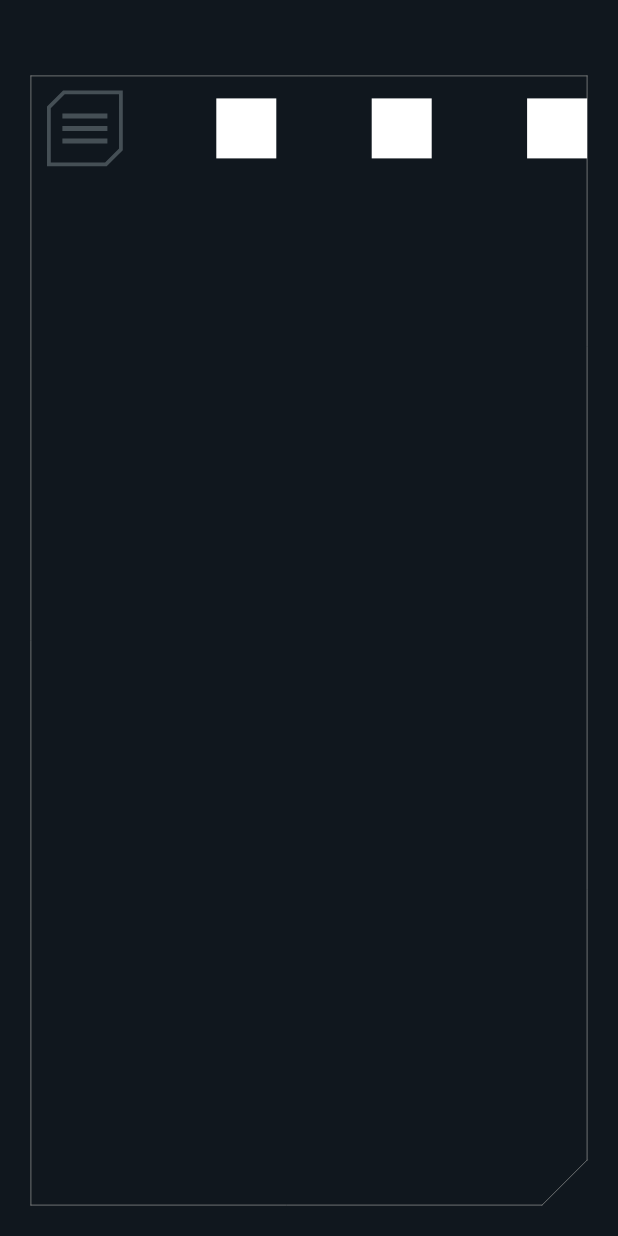
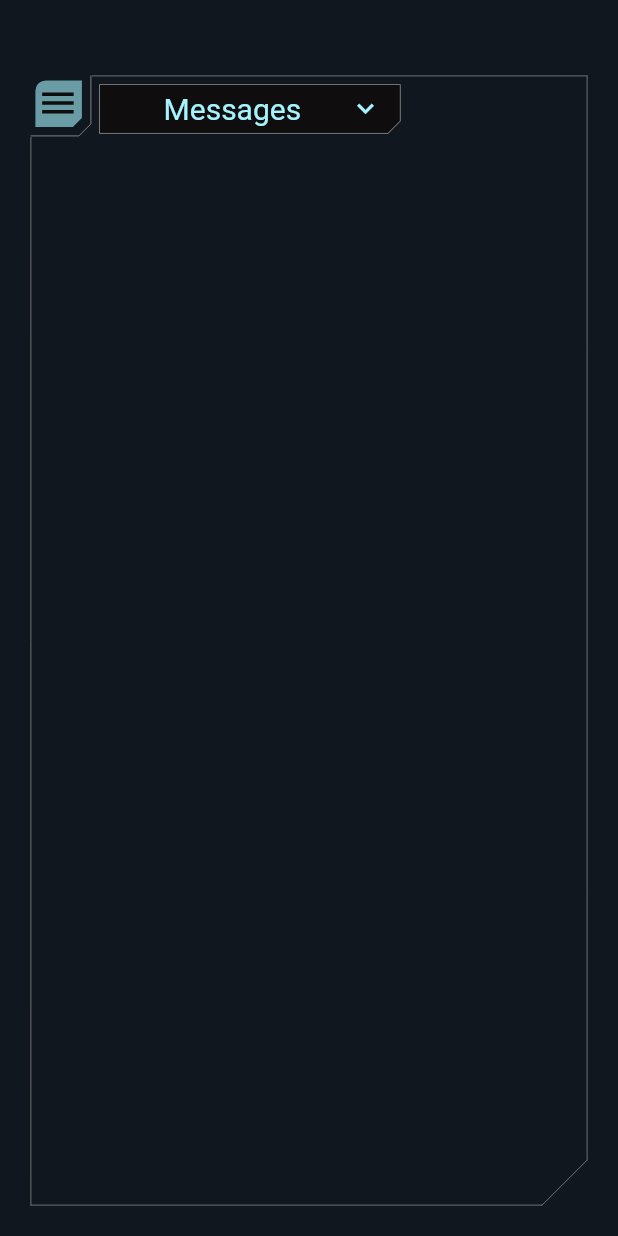
Before and after one commit to ShapeShifterHades/chat_beta, a Flutter app: the screen it shows once a user with an empty profile is signed in, on a phone screen of 412 x 824 dp. Run offline on Flutter 3.47's test engine with Material 2 defaults, Android fonts, the phone set to English and light mode, and no system bars; our stand-ins replace cloud_firestore, firebase_auth, firebase_core, google_fonts; missing offline and left inert: keyboard_visibility; accounts and stored records are empty; Roboto replaces fonts that are missing (Jura).

Commit message:
experiments with opacity

```diff
--- a/lib/constants/constants.dart
+++ b/lib/constants/constants.dart
@@ -1,8 +1,10 @@
 import 'package:flutter/material.dart';
 
 final Color kMainBgColor = Color(0xFF10171E);
+final Color kUiBgColor = Color(0xFF151A1B);
 final Color kStrokeColor = Color(0XFFA5F4FF);
 final Color kStrokeColor2 = Color(0XFF454F55);
-final Color kMainTextColor = Color(0xFF8C8E8D);
+final Color kMainFrameColor = Color(0xFF8C8E8D);
 final Color kSecondaryColor = Color(0xFFA7F5FF);
+final Color kABitBlack = Color(0xFF100D0E);
 // final Color kSecondaryColor2 = Color(0xFFA5F4FF);
--- /dev/null
+++ b/lib/ui/drawer/mainscreen_menu_frame/drawer_menu_frame.dart
@@ -0,0 +1,64 @@
+import 'package:flutter/material.dart';
+import 'package:void_chat_beta/ui/drawer/mainscreen_menu_frame/screen_tag.dart';
+
+import 'menu_button_pm.dart';
+
+class DrawerMenuFrame extends StatefulWidget {
+  AnimationController controller;
+  DrawerMenuFrame({
+    Key key,
+    this.controller,
+  }) : super(key: key);
+
+  @override
+  _DrawerMenuFrameState createState() => _DrawerMenuFrameState();
+}
+
+class _DrawerMenuFrameState extends State<DrawerMenuFrame>
+    with SingleTickerProviderStateMixin {
+  AnimationController _frameController;
+  Animation<double> _frameAnimation;
+
+  @override
+  void initState() {
+    super.initState();
+    _frameController = AnimationController(
+      duration: const Duration(milliseconds: 1200),
+      vsync: this,
+    );
+    _frameAnimation = Tween(
+      begin: 0.0,
+      end: 1.0,
+    ).animate(_frameController);
+  }
+
+  @override
+  void dispose() {
+    _frameController.dispose();
+    super.dispose();
+  }
+
+  @override
+  Widget build(BuildContext context) {
+    Size size = MediaQuery.of(context).size;
+    _frameController.forward();
+    return FadeTransition(
+      opacity: _frameAnimation,
+      child: Container(
+        width: size.width * 0.9,
+        height: 40,
+        child: Row(
+          mainAxisAlignment: MainAxisAlignment.start,
+          children: [
+            MenuButtonPM(widget: widget),
+            Padding(
+              padding: const EdgeInsets.only(top: 4, left: 4),
+              child: ScreenTag(),
+            ),
+            Spacer(),
+          ],
+        ),
+      ),
+    );
+  }
+}
--- /dev/null
+++ b/lib/ui/drawer/mainscreen_menu_frame/menu_button_pm.dart
@@ -0,0 +1,103 @@
+import 'package:flutter/material.dart';
+import 'package:void_chat_beta/constants/constants.dart';
+
+import 'drawer_menu_frame.dart';
+
+class MenuButtonPM extends StatelessWidget {
+  const MenuButtonPM({
+    Key key,
+    @required this.widget,
+  }) : super(key: key);
+
+  final DrawerMenuFrame widget;
+
+  @override
+  Widget build(BuildContext context) {
+    return CustomPaint(
+      painter: MenuButtonPainter(),
+      child: ClipPath(
+        clipper: MenuButtonClipper(),
+        child: Container(
+          color: widget.controller.value > 0
+              ? kABitBlack
+              : kStrokeColor.withOpacity(0.6),
+          width: 40,
+          height: 40,
+          padding: EdgeInsets.all(4),
+          child: AnimatedIcon(
+            icon: AnimatedIcons.menu_close,
+            progress: widget.controller,
+            semanticLabel: 'Show menu',
+            size: 28,
+            color: widget.controller.value > 0
+                ? kStrokeColor.withOpacity(0.6)
+                : kABitBlack,
+          ),
+        ),
+      ),
+    );
+  }
+}
+
+class MenuButtonPainter extends CustomPainter {
+  @override
+  void paint(Canvas canvas, Size size) {
+    Path path1 = Path();
+    Path path2 = Path();
+
+    path1.lineTo(0, size.height);
+    path1.moveTo(0, 0);
+    path1.lineTo(size.width, 0);
+
+    path2.moveTo(0, size.height);
+    path2.lineTo(size.width - 8, size.height);
+    path2.lineTo(size.width, size.height - 8);
+    path2.lineTo(size.width, 0);
+    // path2.lineTo(0, 0);
+    // path2.quadraticBezierTo(0, 0, 0, 10);
+
+    // path2.close();
+
+    Paint paint1 = Paint()
+      ..style = PaintingStyle.stroke
+      ..strokeWidth = 1.6
+      ..strokeCap = StrokeCap.round
+      ..color = kMainBgColor;
+
+    canvas.drawPath(path1, paint1);
+
+    Paint paint2 = Paint()
+      ..style = PaintingStyle.stroke
+      ..strokeWidth = 0.6
+      ..strokeCap = StrokeCap.round
+      ..color = kMainFrameColor;
+
+    canvas.drawPath(path2, paint2);
+  }
+
+  @override
+  bool shouldRepaint(CustomPainter oldDelegate) {
+    return true;
+  }
+}
+
+class MenuButtonClipper extends CustomClipper<Path> {
+  @override
+  Path getClip(Size size) {
+    Path path = Path();
+    double _padding = 3;
+    double _bez = 8;
+
+    path.moveTo(_padding, _padding + _bez);
+    path.lineTo(_padding, size.height - 2 * _padding);
+    path.lineTo(size.width - 6 - 2 * _padding, size.height - 2 * _padding);
+    path.lineTo(size.width - 2 * _padding, size.height - 6 - 2 * _padding);
+    path.lineTo(size.width - 2 * _padding, _padding);
+    path.lineTo(_padding + _bez, _padding);
+    path.quadraticBezierTo(_padding, _padding, _padding, _padding + _bez);
+    return path;
+  }
+
+  @override
+  bool shouldReclip(CustomClipper<Path> oldClipper) => false;
+}
--- /dev/null
+++ b/lib/ui/drawer/mainscreen_menu_frame/screen_tag.dart
@@ -0,0 +1,104 @@
+import 'package:flutter/material.dart';
+
+import 'package:void_chat_beta/constants/constants.dart';
+import 'package:google_fonts/google_fonts.dart';
+
+class ScreenTag extends StatelessWidget {
+  const ScreenTag({
+    Key key,
+  }) : super(key: key);
+
+  @override
+  Widget build(BuildContext context) {
+    return Padding(
+      padding: const EdgeInsets.all(2.0),
+      child: CustomPaint(
+        painter: ScreenTagPainter(),
+        child: ClipPath(
+          clipper: ScreenTagClipper(),
+          child: Container(
+            color: kABitBlack,
+            width: 200,
+            height: 36,
+            child: Material(
+              color: Colors.transparent,
+              child: Row(
+                mainAxisAlignment: MainAxisAlignment.end,
+                children: [
+                  Spacer(flex: 4),
+                  Text(
+                    ModalRoute.of(context).settings.name == '/'
+                        ? 'Messages'
+                        : ModalRoute.of(context).settings.name,
+                    style: GoogleFonts.jura(color: kStrokeColor, fontSize: 20),
+                  ),
+                  Spacer(flex: 3),
+                  Center(
+                    child: Icon(
+                      Icons.expand_more,
+                      color: kStrokeColor,
+                      size: 22,
+                    ),
+                  ),
+                  SizedBox(width: 12),
+                ],
+              ),
+            ),
+          ),
+        ),
+      ),
+    );
+  }
+}
+
+class ScreenTagPainter extends CustomPainter {
+  @override
+  void paint(Canvas canvas, Size size) {
+    Path path1 = Path();
+    Path path2 = Path();
+
+    path2.lineTo(0, size.height);
+    path2.lineTo(size.width - 8, size.height);
+    path2.lineTo(size.width, size.height - 8);
+    path2.lineTo(size.width, 0);
+
+    path2.close();
+
+    Paint paint1 = Paint()
+      ..style = PaintingStyle.stroke
+      ..strokeWidth = 3
+      ..strokeCap = StrokeCap.round
+      ..color = kMainBgColor;
+
+    canvas.drawPath(path1, paint1);
+
+    Paint paint2 = Paint()
+      ..style = PaintingStyle.stroke
+      ..strokeWidth = 1
+      ..color = kMainFrameColor;
+
+    canvas.drawPath(path2, paint2);
+  }
+
+  @override
+  bool shouldRepaint(CustomPainter oldDelegate) {
+    return true;
+  }
+}
+
+class ScreenTagClipper extends CustomClipper<Path> {
+  @override
+  Path getClip(Size size) {
+    Path path = Path();
+
+    path.lineTo(0, size.height);
+    path.lineTo(size.width - 8, size.height);
+    path.lineTo(size.width, size.height - 8);
+    path.lineTo(size.width, 0);
+
+    return path;
+  }
+
+  @override
+  bool shouldReclip(CustomClipper<Path> oldClipper) => false;
+}
--- a/lib/ui/drawer/portrait_mobile_drawer/menu_frame/drawer_menu_frame.dart
+++ /dev/null
@@ -1,53 +0,0 @@
-import 'package:flutter/material.dart';
-import 'package:void_chat_beta/constants/constants.dart';
-
-import 'menu_button_pm.dart';
-
-class DrawerMenuFrame extends StatefulWidget {
-  AnimationController controller;
-  DrawerMenuFrame({
-    Key key,
-    this.controller,
-  }) : super(key: key);
-
-  @override
-  _DrawerMenuFrameState createState() => _DrawerMenuFrameState();
-}
-
-class _DrawerMenuFrameState extends State<DrawerMenuFrame> {
-  @override
-  Widget build(BuildContext context) {
-    Size size = MediaQuery.of(context).size;
-    return Container(
-      width: size.width * 0.9,
-      height: 70,
-      child: Row(
-        mainAxisAlignment: MainAxisAlignment.spaceEvenly,
-        children: [
-          SizedBox(
-            width: 12,
-          ),
-          MenuButtonPM(widget: widget),
-          Spacer(),
-          Container(
-            width: 40,
-            height: 40,
-            color: Colors.white,
-          ),
-          Spacer(),
-          Container(
-            width: 40,
-            height: 40,
-            color: Colors.white,
-          ),
-          Spacer(),
-          Container(
-            width: 40,
-            height: 40,
-            color: Colors.white,
-          ),
-        ],
-      ),
-    );
-  }
-}
--- a/lib/ui/drawer/portrait_mobile_drawer/menu_frame/menu_button_pm.dart
+++ /dev/null
@@ -1,60 +0,0 @@
-import 'package:flutter/material.dart';
-import 'package:void_chat_beta/constants/constants.dart';
-import 'package:void_chat_beta/ui/ui_base_elements/auth_custom_frame/portrait/custom_clip_path.dart';
-
-import 'drawer_menu_frame.dart';
-
-class MenuButtonPM extends StatelessWidget {
-  const MenuButtonPM({
-    Key key,
-    @required this.widget,
-  }) : super(key: key);
-
-  final DrawerMenuFrame widget;
-
-  @override
-  Widget build(BuildContext context) {
-    return CustomPaint(
-      painter: MenuButtonPainter(),
-      child: Container(
-        padding: EdgeInsets.all(4),
-        child: AnimatedIcon(
-          icon: AnimatedIcons.menu_close,
-          progress: widget.controller,
-          semanticLabel: 'Show menu',
-          size: 40,
-          color: kStrokeColor2,
-        ),
-      ),
-    );
-  }
-}
-
-class MenuButtonPainter extends CustomPainter {
-  @override
-  void paint(Canvas canvas, Size size) {
-    Path path2 = Path();
-
-    path2.moveTo(0, 10);
-    path2.lineTo(0, size.height);
-    path2.lineTo(size.width - 10, size.height);
-    path2.lineTo(size.width, size.height - 10);
-    path2.lineTo(size.width, 0);
-    path2.lineTo(10, 0);
-    // path2.quadraticBezierTo(0, 0, 0, 10);
-
-    path2.close();
-
-    Paint paint = Paint()
-      ..style = PaintingStyle.stroke
-      ..strokeWidth = 2.5
-      ..color = kStrokeColor2;
-
-    canvas.drawPath(path2, paint);
-  }
-
-  @override
-  bool shouldRepaint(CustomPainter oldDelegate) {
-    return true;
-  }
-}
--- a/lib/ui/drawer/portrait_mobile_drawer/portrait_drawer_wrapper.dart
+++ b/lib/ui/drawer/portrait_mobile_drawer/portrait_drawer_wrapper.dart
@@ -1,7 +1,7 @@
 import 'package:flutter/material.dart';
-import 'package:void_chat_beta/constants/constants.dart';
+import 'package:void_chat_beta/ui/drawer/mainscreen_menu_frame/drawer_menu_frame.dart';
 
-import 'menu_frame/drawer_menu_frame.dart';
+import 'portrait_mobile_drawer.dart';
 
 class PortraitDrawerWrapper extends StatefulWidget {
   final Widget child;
@@ -18,7 +18,7 @@ class PortraitDrawerWrapper extends StatefulWidget {
 
 class PortraitDrawerWrapperState extends State<PortraitDrawerWrapper>
     with SingleTickerProviderStateMixin {
-  static const Duration toggleDuration = Duration(milliseconds: 250);
+  static const Duration toggleDuration = Duration(milliseconds: 400);
   static const double maxSlide = 225;
   static const double minDragStartEdge = 100;
   static const double maxDragStartEdge = maxSlide - 16;
@@ -68,7 +68,7 @@ class PortraitDrawerWrapperState extends State<PortraitDrawerWrapper>
             final slideAmount = maxSlide * animValue;
             return Stack(
               children: <Widget>[
-                MyDrawer(),
+                DrawerPM(controller: _animationController),
                 Transform(
                   transform: Matrix4.identity()..translate(slideAmount),
                   alignment: Alignment.centerLeft,
@@ -136,43 +136,3 @@ class PortraitDrawerWrapperState extends State<PortraitDrawerWrapper>
     }
   }
 }
-
-class MyDrawer extends StatelessWidget {
-  @override
-  Widget build(BuildContext context) {
-    return Material(
-      color: kMainBgColor,
-      child: SafeArea(
-        child: Theme(
-          data: ThemeData(brightness: Brightness.dark),
-          child: Column(
-            crossAxisAlignment: CrossAxisAlignment.start,
-            mainAxisSize: MainAxisSize.max,
-            children: [
-              ListTile(
-                leading: Icon(Icons.new_releases),
-                title: Text('News'),
-              ),
-              ListTile(
-                leading: Icon(Icons.star),
-                title: Text('Favourites'),
-              ),
-              ListTile(
-                leading: Icon(Icons.map),
-                title: Text('Map'),
-              ),
-              ListTile(
-                leading: Icon(Icons.settings),
-                title: Text('Settings'),
-              ),
-              ListTile(
-                leading: Icon(Icons.person),
-                title: Text('Profile'),
-              ),
-            ],
-          ),
-        ),
-      ),
-    );
-  }
-}
--- /dev/null
+++ b/lib/ui/drawer/portrait_mobile_drawer/portrait_mobile_drawer.dart
@@ -0,0 +1,66 @@
+import 'package:flutter/material.dart';
+import 'package:void_chat_beta/constants/constants.dart';
+
+import 'drawer_menu_pm_tile.dart';
+
+class DrawerPM extends StatefulWidget {
+  AnimationController controller;
+  DrawerPM({
+    Key key,
+    this.controller,
+  }) : super(key: key);
+  @override
+  _DrawerPMState createState() => _DrawerPMState();
+}
+
+class _DrawerPMState extends State<DrawerPM> {
+  @override
+  Widget build(BuildContext context) {
+    return Material(
+      color: kMainBgColor,
+      child: SafeArea(
+        child: Theme(
+          data: ThemeData(brightness: Brightness.dark),
+          child: AnimatedOpacity(
+            duration: Duration(milliseconds: 800),
+            opacity: widget.controller.value > 0.9 ? 1 : 0,
+            child: Column(
+              crossAxisAlignment: CrossAxisAlignment.start,
+              mainAxisSize: MainAxisSize.max,
+              mainAxisAlignment: MainAxisAlignment.spaceEvenly,
+              children: [
+                widget.controller.value > 0.6
+                    ? DrawerMenuPMTile()
+                    : Container(),
+                widget.controller.value > 0.6
+                    ? ListTile(
+                        leading: Icon(Icons.star),
+                        title: Text('Favourites'),
+                      )
+                    : Container(),
+                widget.controller.value > 0.6
+                    ? ListTile(
+                        leading: Icon(Icons.map),
+                        title: Text('Map'),
+                      )
+                    : Container(),
+                widget.controller.value > 0.6
+                    ? ListTile(
+                        leading: Icon(Icons.settings),
+                        title: Text('Settings'),
+                      )
+                    : Container(),
+                widget.controller.value > 0.6
+                    ? ListTile(
+                        leading: Icon(Icons.person),
+                        title: Text('Profile'),
+                      )
+                    : Container(),
+              ],
+            ),
+          ),
+        ),
+      ),
+    );
+  }
+}
--- a/lib/ui/ui_base_elements/animated_frame/portrait/custom_full_frame_painter.dart
+++ b/lib/ui/ui_base_elements/animated_frame/portrait/custom_full_frame_painter.dart
@@ -8,7 +8,7 @@ class CustomFullFramePainter extends CustomPainter {
   double animLeftVal;
   double animAngle;
 
-  final Color color = kMainTextColor;
+  final Color color = kMainFrameColor;
   CustomFullFramePainter({
     this.animTopVal,
     this.animrightVal,
```
Also changed, not shown: lib/ui/drawer/portrait_mobile_drawer/drawer_menu_pm_tile.dart (added, +140 -0 lines).
